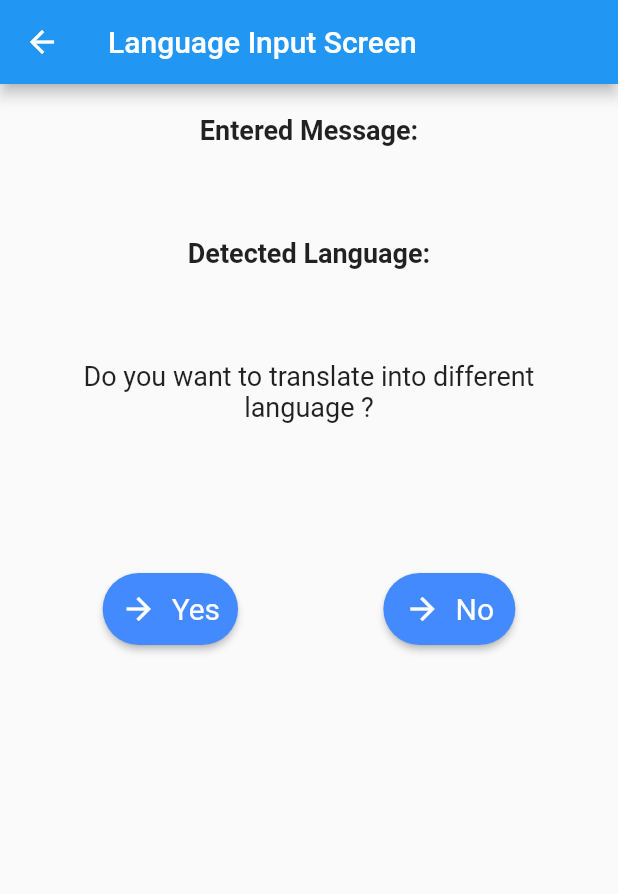
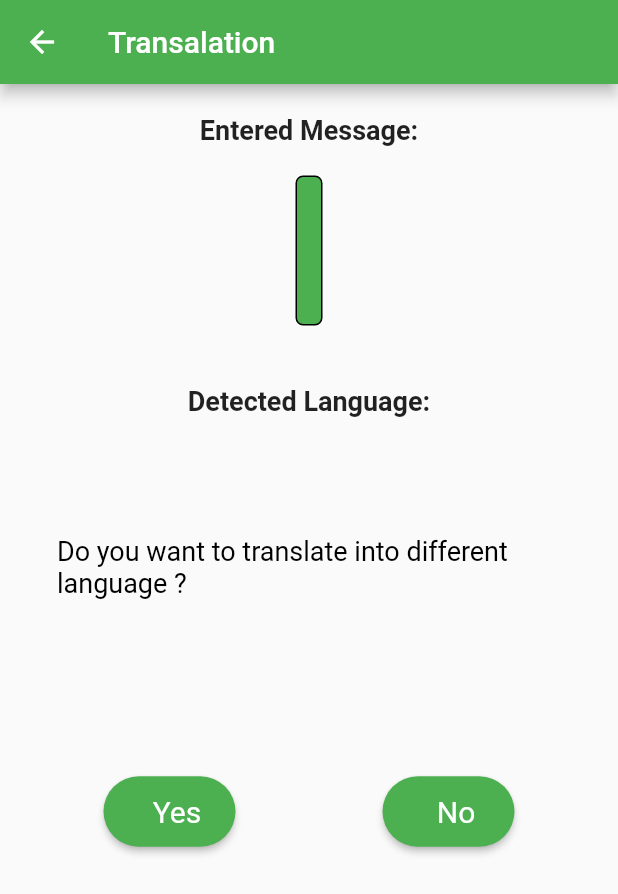
Before and after one commit to ravi123saxena/Flutter_Language_Translation, a Flutter app: the LanguageDetectorScreen screen opened by its route, on a phone screen of 412 x 824 dp. Shown: the top 894 px of the screen. Run offline on Flutter 3.47's test engine with Material 2 defaults, Android fonts, the phone set to English and light mode, and no system bars; our stand-ins replace avatar_glow, get, share_plus, speech_to_text; missing offline and left inert: dart:ffi, language_picker, learning_language, translator.

Commit message:
UI Improvement

```diff
--- a/language_translation/lib/main.dart
+++ b/language_translation/lib/main.dart
@@ -16,7 +16,7 @@ class App extends StatelessWidget {
     return GetMaterialApp(
       debugShowCheckedModeBanner: false,
       title: 'Flutter Demo',
-      theme: ThemeData(primarySwatch: Colors.blue),
+      theme: ThemeData(primarySwatch: Colors.green),
       initialBinding: HomeControllerBinding(),
       home: const HomeScreen(),
       getPages: AppPages.pages,
--- a/language_translation/lib/views/home/home_screen.dart
+++ b/language_translation/lib/views/home/home_screen.dart
@@ -37,9 +37,10 @@ class HomeScreen extends StatelessWidget {
         title: const Text('Home Screen'),
       ),
       body: Column(
-        mainAxisAlignment: MainAxisAlignment.center,
+        mainAxisAlignment: MainAxisAlignment.start,
         crossAxisAlignment: CrossAxisAlignment.center,
         children: [
+          const SizedBox(height: 20,),
           const Text(
             kHeaderTitle,
             textAlign: TextAlign.center,
--- a/language_translation/lib/views/home/styles.dart
+++ b/language_translation/lib/views/home/styles.dart
@@ -2,6 +2,6 @@ import 'package:flutter/material.dart';
 
 const kHeaderStyle = TextStyle(fontSize: 18, fontWeight: FontWeight.bold);
 const kHeaderTitle =
-    'How do you want to proceed with trnslation? Please select...';
+    'Please select the below option to proceed...';
 
 const kInfoTitle = 'Please select input from the radio button option';
--- a/language_translation/lib/views/language/language_detector_screen.dart
+++ b/language_translation/lib/views/language/language_detector_screen.dart
@@ -30,7 +30,7 @@ class _LanguageDetectorScreen extends State<LanguageDetectorScreen> {
   Widget build(BuildContext context) {
     return Scaffold(
       appBar: AppBar(
-        title: const Text('Language Input Screen'),
+        title: const Text('Transalation'),
       ),
       body: GetBuilder<LanguageDetectorController>(
         builder: (controller) {
@@ -45,11 +45,33 @@ class _LanguageDetectorScreen extends State<LanguageDetectorScreen> {
                     style: TextStyle(fontSize: 18, fontWeight: FontWeight.bold),
                   ),
                   const SizedBox(height: 10.0),
-                  Text(
-                    message,
-                    textAlign: TextAlign.center,
-                    style: kEnteredMessage,
+                  Padding(
+                    padding: const EdgeInsets.all(10.0),
+                    child: Container(
+                      height: 100,
+                      decoration: BoxDecoration(
+                          color: Colors.green,
+                          border: Border.all(width: 1.0),
+                          borderRadius: BorderRadius.circular(5)),
+                      child: SingleChildScrollView(
+                        child: Padding(
+                          padding: const EdgeInsets.all(8.0),
+                          child: Text(
+                            message,
+                            style: const TextStyle(
+                                fontSize: 18,
+                                color: Colors.white,
+                                fontWeight: FontWeight.normal),
+                          ),
+                        ),
+                      ),
+                    ),
                   ),
+                  // Text(
+                  //   message,
+                  //   textAlign: TextAlign.center,
+                  //   style: kEnteredMessage,
+                  // ),
                   const SizedBox(height: 30.0),
                   const Text(
                     kLabelLanguage,
@@ -63,11 +85,22 @@ class _LanguageDetectorScreen extends State<LanguageDetectorScreen> {
                     style: kLanguageDetectedText,
                   ),
                   const SizedBox(height: 30.0),
-                  const Text(
-                    'Do you want to translate into different language ?',
-                    textAlign: TextAlign.center,
-                    style: kLanguageDetectedText,
+                  const Padding(
+                    padding: EdgeInsets.all(10.0),
+                    child: SingleChildScrollView(
+                      child: Padding(
+                        padding: EdgeInsets.all(8.0),
+                        child: Text(
+                          'Do you want to translate into different language ?',
+                          style: TextStyle(
+                              fontSize: 18,
+                              color: Colors.black,
+                              fontWeight: FontWeight.normal),
+                        ),
+                      ),
+                    ),
                   ),
+
                   const SizedBox(height: 100.0),
                   Row(
                     mainAxisAlignment: MainAxisAlignment.spaceAround,
--- a/language_translation/lib/views/textInput/text_input_screen.dart
+++ b/language_translation/lib/views/textInput/text_input_screen.dart
@@ -23,7 +23,7 @@ class TextInputScreen extends StatelessWidget {
   Widget build(BuildContext context) {
     return Scaffold(
       appBar: AppBar(
-        title: const Text(kScreenTitle),
+        title: const Text('Transalation'),
       ),
       body: Form(
         key: _formKey,
--- a/language_translation/lib/views/voiceRecognition/styles.dart
+++ b/language_translation/lib/views/voiceRecognition/styles.dart
@@ -1,13 +1,13 @@
 import 'package:flutter/material.dart';
 
 const kInfoTitle = "Please speak some words";
-const kProceedText = '-> Proceed';
+const kProceedText = 'Proceed';
 const kProceedTextStyle =
     TextStyle(fontSize: 20, fontWeight: FontWeight.bold, color: Colors.white);
 
 const kTextStyle = TextStyle(fontSize: 18, fontWeight: FontWeight.normal);
 const kSelectLanguageText =
-    'Please press the mic button to speack and stop when done...';
+    'Please press the mic button to speak and stop when done...';
 
 const kSelectLanguageTextStyle =
     TextStyle(fontSize: 20, fontWeight: FontWeight.bold);
--- a/language_translation/lib/views/voiceRecognition/voice_recognition_screen.dart
+++ b/language_translation/lib/views/voiceRecognition/voice_recognition_screen.dart
@@ -38,14 +38,14 @@ class VoiceRecognitionScreen extends StatelessWidget {
         ),
       ),
       appBar: AppBar(
-        title: const Text(kVoiceText),
+        title: const Text('Transalation'),
       ),
       body: Column(
         mainAxisAlignment: MainAxisAlignment.start,
         crossAxisAlignment: CrossAxisAlignment.start,
         children: [
           const Padding(
-            padding: EdgeInsets.all(20.0),
+            padding: EdgeInsets.all(15.0),
             child: Text(
               kSelectLanguageText,
               style: kSelectLanguageTextStyle,
@@ -60,7 +60,6 @@ class VoiceRecognitionScreen extends StatelessWidget {
               ),
             ),
           ),
-
           Expanded(
             child: Align(
               alignment: Alignment.bottomCenter,
--- a/language_translation/lib/widgets/customButton/custom_button.dart
+++ b/language_translation/lib/widgets/customButton/custom_button.dart
@@ -1,10 +1,11 @@
 import 'package:flutter/material.dart';
 import 'package:language_translation/widgets/customButton/styles.dart';
 
-Widget customButton(String str, {required GestureTapCallback onPressed}) {
+Widget customButton(String str,
+    {Color fillColor = Colors.green, required GestureTapCallback onPressed}) {
   return RawMaterialButton(
-    fillColor: Colors.blueAccent,
-    splashColor: Colors.blueAccent,
+    fillColor: fillColor,
+    splashColor: fillColor,
     onPressed: onPressed,
     shape: const StadiumBorder(),
     child: Padding(
@@ -12,10 +13,10 @@ Widget customButton(String str, {required GestureTapCallback onPressed}) {
       child: Row(
         mainAxisSize: MainAxisSize.min,
         children: <Widget>[
-          const Icon(
-            Icons.arrow_forward,
-            color: Colors.white,
-          ),
+          // const Icon(
+          //   Icons.arrow_forward,
+          //   color: Colors.white,
+          // ),
           const SizedBox(
             width: 10.0,
           ),
```
Also changed, not shown: language_translation/lib/controller/textInputController/text_input_controller.dart (+10 -0 lines), language_translation/lib/views/translation/translation_view_screen.dart (+69 -22 lines).
